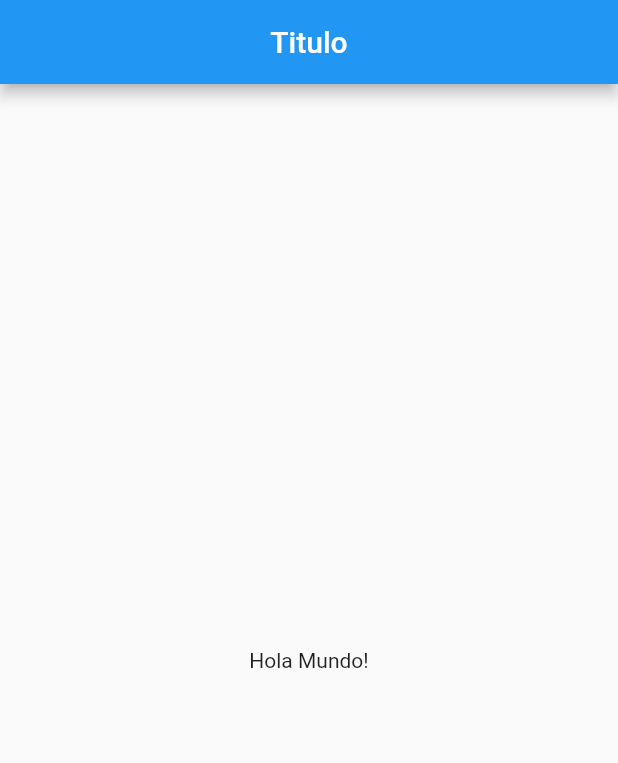
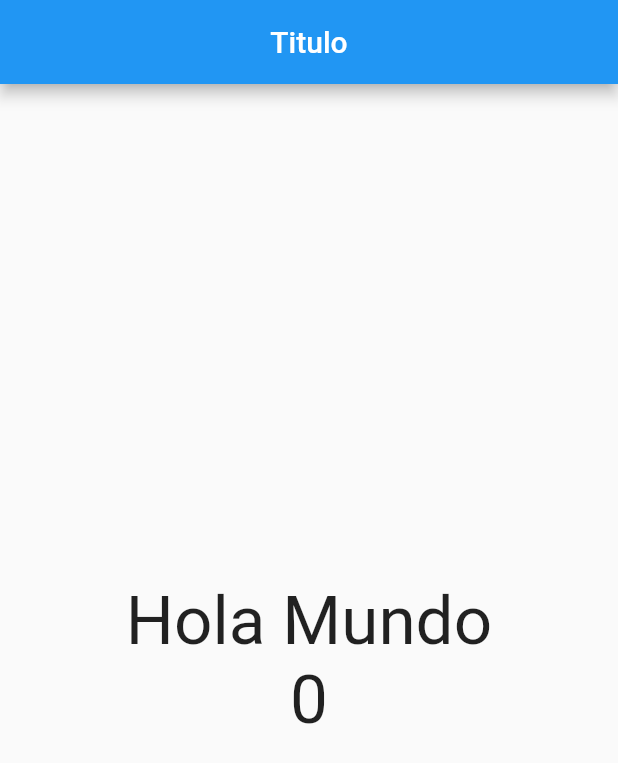
Before and after one commit to eigan97/flutter_contador, a Flutter app: the screen it shows after launch, on a phone screen of 412 x 824 dp. Shown: the top 763 px of the screen. Run offline on Flutter 3.47's test engine with Material 2 defaults, Android fonts, the phone set to English and light mode, and no system bars.

Commit message:
Añadir columnas y cambiar estilo a la font, font sizes

```diff
--- a/hello_contador/lib/src/pages/home_page.dart
+++ b/hello_contador/lib/src/pages/home_page.dart
@@ -8,6 +8,7 @@ la representacion de un espacio del scalffold de la pantalla
 import 'package:flutter/material.dart';
 
 class HomePage extends StatelessWidget {
+  final estiloTexto = TextStyle(fontSize: 45);
   @override
   Widget build(context) {
     /**
@@ -21,8 +22,28 @@ class HomePage extends StatelessWidget {
         title: Text('Titulo'),
         centerTitle: true,
       ),
+      /* Que pasaria si yo quisiera añadir mas texto en el
+        body, tendria que ocupar otro widget ya que una propiedad
+        solo puede recibir un hijo
+        para eso ocupamos el widget de column o el de row para hacerlo
+        con filas o columnas
+
+        Column widget: despliega sus hijos en forma vertical
+      */
       body: Center(
-        child: Text('Hola Mundo!'),
+        child: Column(
+          mainAxisAlignment: MainAxisAlignment.center,
+          children: <Widget>[
+            Text(
+              'Hola Mundo',
+              style: this.estiloTexto,
+            ),
+            Text(
+              '0',
+              style: this.estiloTexto,
+            ),
+          ],
+        ),
       ),
     );
   }
```
